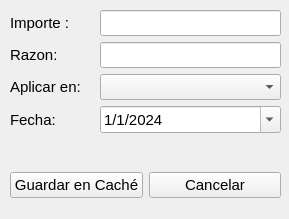
Qt form view/viewIngresoGasto.ui (ego-kyriarchos/pempins) before a commit.
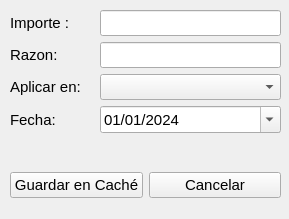
The same form after that commit. Icons and pictures are not drawn.

```diff
--- a/view/viewIngresoGasto.ui
+++ b/view/viewIngresoGasto.ui
@@ -145,7 +145,7 @@
        </font>
       </property>
       <property name="displayFormat">
-       <string>d/M/yyyy</string>
+       <string>dd/MM/yyyy</string>
       </property>
       <property name="calendarPopup">
        <bool>true</bool>
```
Left out of the diff: 4 changed lines with no effect on the pictures.
